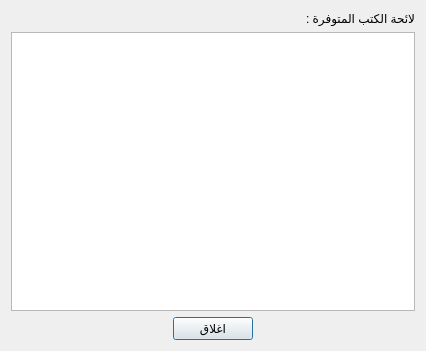
Before: the Qt Designer form src/bookslistbrowser.ui in boussouira/moltaqa, drawn with Qt 5.
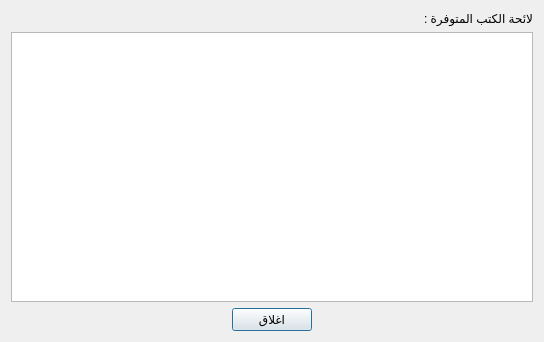
After: the same form once the commit is applied.

Commit message: Change the database structure

The edit to the form file:
```diff
--- a/src/bookslistbrowser.ui
+++ b/src/bookslistbrowser.ui
@@ -6,8 +6,8 @@
    <rect>
     <x>0</x>
     <y>0</y>
-    <width>426</width>
-    <height>351</height>
+    <width>544</width>
+    <height>342</height>
    </rect>
   </property>
   <property name="windowTitle">
```
The commit also changes 2 other files.
